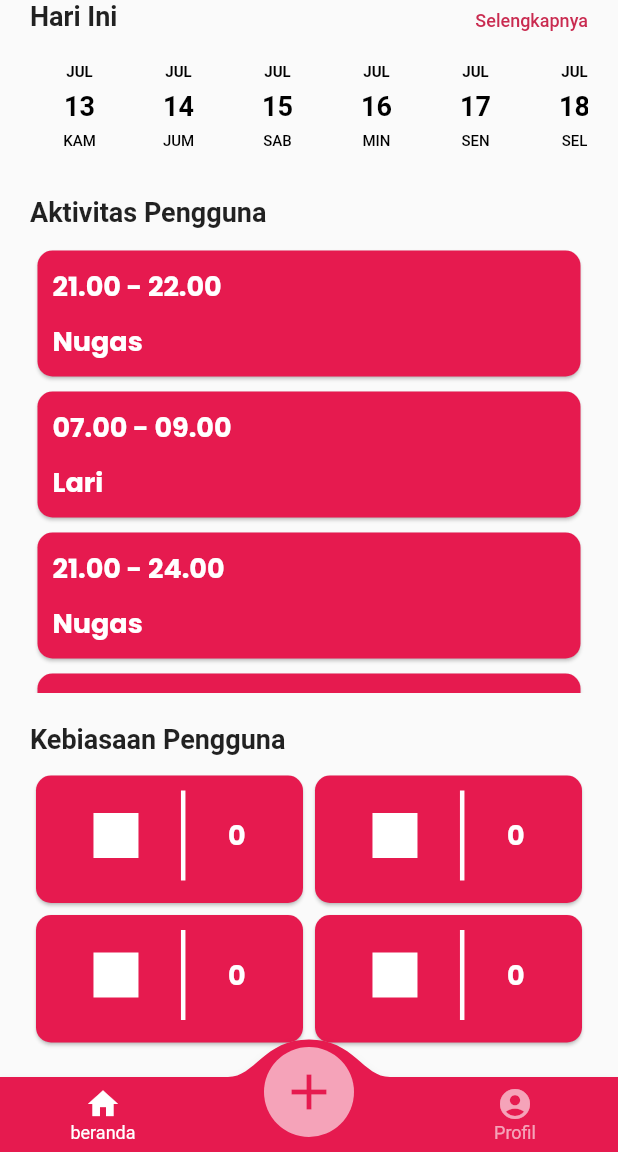
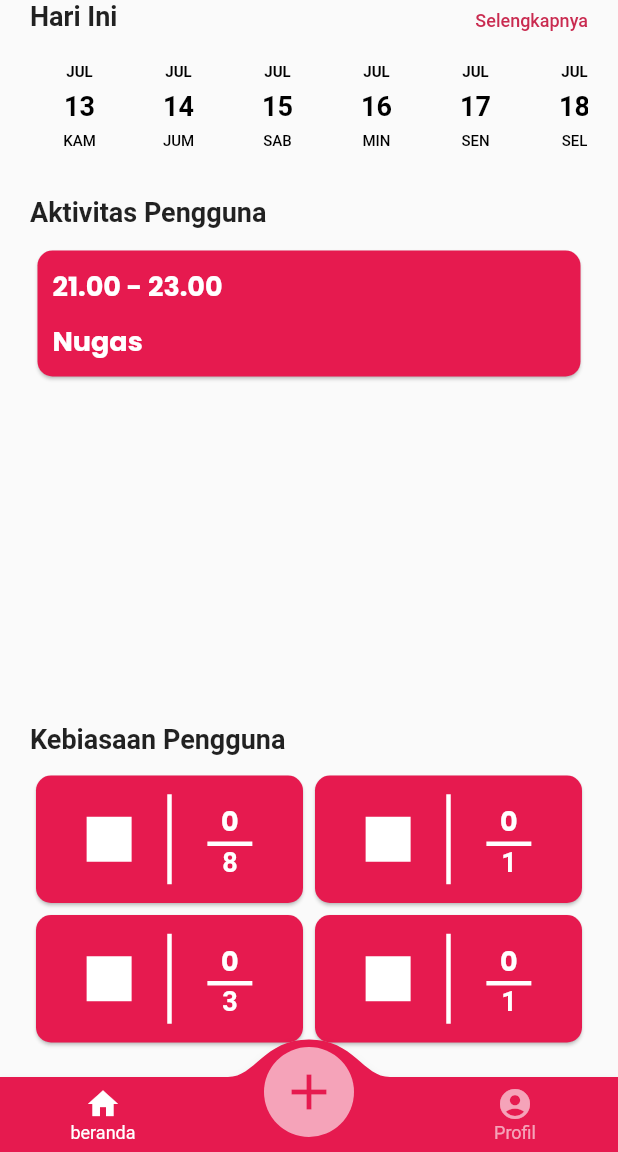
Before and after one commit to Fazaa0702/antara, a Flutter app: the screen it shows after launch, on a phone screen of 412 x 824 dp, the part 84-1236 px from its top. Run offline on Flutter 3.47's test engine with Material 2 defaults, Android fonts, the light colour scheme and no system bars; drawn by our look-alikes of convex_bottom_bar, date_picker_timeline; our stand-ins replace get, skeletons; missing offline and left inert: dart:html, day_night_time_picker; Roboto replaces fonts that are missing (Poppins).

Commit message:
'second commit'

```diff
--- /dev/null
+++ b/lib/app/controllers/activity_controller.dart
@@ -0,0 +1,26 @@
+import 'package:antara/models/activity_model.dart';
+import 'package:flutter/material.dart';
+import 'package:get/get.dart';
+
+class ActivityController extends GetxController{
+  var controllerNameActivity = TextEditingController();
+  var controllerTimeStart = TextEditingController();
+  var controllerTimeStop = TextEditingController();
+
+  var name = 'No Value';
+  var startTime = 'No Value';
+  var stopTime = 'No Value';
+
+  ActivityModel getActivity(){
+    return ActivityModel(
+        timeStart: controllerTimeStart.text,
+        timeStop: controllerTimeStop.text,
+        activity: controllerNameActivity.text,
+    );
+  }
+
+  void saveActivity(){
+    ActivityModel activityModel = getActivity();
+  }
+
+}
--- a/lib/models/activity_model.dart
+++ b/lib/models/activity_model.dart
@@ -1,17 +1,16 @@
 class ActivityModel{
-  String time;
+  String timeStart;
+  String timeStop;
   String activity;
 
   ActivityModel({
-    required this.time,
+    required this.timeStart,
+    required this.timeStop,
     required this.activity,
 });
+
 }
 
 var activityList = [
-  ActivityModel(time: '21.00 - 22.00', activity: 'Nugas'),
-  ActivityModel(time: '07.00 - 09.00', activity: 'Lari'),
-  ActivityModel(time: '21.00 - 24.00', activity: 'Nugas'),
-  ActivityModel(time: '21.00 - 23.00', activity: 'Makan'),
-  ActivityModel(time: '02.00 - 03.00', activity: 'Solat Malam'),
+  ActivityModel(timeStart: '21.00', timeStop: '23.00',activity: 'Nugas'),
 ];
--- a/lib/views/activity/main/add_activity.dart
+++ b/lib/views/activity/main/add_activity.dart
@@ -1,3 +1,4 @@
+import 'package:antara/app/controllers/activity_controller.dart';
 import 'package:antara/models/activity_model.dart';
 import 'package:flutter/material.dart';
 import 'package:get/get.dart';
@@ -10,7 +11,9 @@ import '../section/button_add_section.dart';
 
 
 class AddActivity extends StatelessWidget {
-  const AddActivity({Key? key}) : super(key: key);
+  AddActivity({Key? key}) : super(key: key);
+
+  final controllerActivity = Get.put(ActivityController());
 
   @override
   Widget build(BuildContext context) {
--- a/lib/views/activity/section/title_activity_section.dart
+++ b/lib/views/activity/section/title_activity_section.dart
@@ -1,12 +1,15 @@
+import 'package:antara/app/controllers/activity_controller.dart';
 import 'package:flutter/material.dart';
 import 'package:get/get.dart';
 
 import 'package:antara/models/activity_model.dart';
+import '../main/add_activity.dart';
 
 
 class TitleActivitySection extends StatelessWidget {
-  const TitleActivitySection({super.key});
+  TitleActivitySection({super.key});
 
+  final controllerActivity = Get.put(ActivityController());
 
   @override
   Widget build(BuildContext context) {
@@ -23,6 +26,7 @@ class TitleActivitySection extends StatelessWidget {
         ),
         const SizedBox(height: 10),
         TextFormField(
+          controller: controllerActivity.controllerNameActivity,
           textAlignVertical: TextAlignVertical.center,
           onChanged: (value){},
           style: const TextStyle(
--- a/lib/views/home/main/home_view.dart
+++ b/lib/views/home/main/home_view.dart
@@ -1,3 +1,4 @@
+import 'package:antara/app/controllers/habit_controller.dart';
 import 'package:convex_bottom_bar/convex_bottom_bar.dart';
 import 'package:flutter/material.dart';
 import 'package:get/get.dart';
@@ -5,8 +6,6 @@ import 'package:get/get.dart';
 import '../../home/section/home_section.dart';
 import '../../activity/main/add_activity.dart';
 import '../../../models/activity_model.dart';
-
-
 
 class HomeView extends StatefulWidget {
   const HomeView({super.key});
@@ -18,6 +17,7 @@ class HomeView extends StatefulWidget {
 class _HomeViewState extends State<HomeView> {
 
   int selectedIndex = 0;
+  final HabitController _habitController = Get.put(HabitController());
 
   final List<Widget> _list = [
     HomeScreen(),
@@ -28,6 +28,7 @@ class _HomeViewState extends State<HomeView> {
   void _onItemTapped(int index){
     setState(() {
       selectedIndex = index;
+      _habitController.reset();
     });
   }
   @override
--- a/lib/views/home/section/date_section.dart
+++ b/lib/views/home/section/date_section.dart
@@ -1,9 +1,15 @@
 import 'package:date_picker_timeline/date_picker_timeline.dart';
 import 'package:flutter/material.dart';
 import 'package:get/get.dart';
+import 'package:antara/app/controllers/habit_controller.dart';
 
 class DateSection extends StatelessWidget {
-  const DateSection({Key? key}) : super(key: key);
+  DateSection({super.key});
+
+
+  final HabitController _habitController = Get.put(HabitController());
+
+
 
   @override
   Widget build(BuildContext context) {
@@ -38,6 +44,9 @@ class DateSection extends StatelessWidget {
         deactivatedColor: Colors.white60,
         locale: "id_ID",
         daysCount: 31,
+        onDateChange: (selectedDate){
+          _habitController.reset();
+        },
       ),
     ) ;
   }
--- a/lib/views/home/section/habit_section.dart
+++ b/lib/views/home/section/habit_section.dart
@@ -23,7 +23,7 @@ class HabitSection extends StatelessWidget {
         ),
         children: [
           GestureDetector(
-            onTap: ()=>_controller.onItemTapped(),
+            onTap: ()=>_controller.onItemMinumTapped(),
             child: Card(
               shape: RoundedRectangleBorder(
                 borderRadius: BorderRadius.circular(10),
@@ -49,8 +49,11 @@ class HabitSection extends StatelessWidget {
                             width: 3,
                             color: Colors.white,
                           ),
+                          Column(
+                            mainAxisAlignment: MainAxisAlignment.center,
+                            children: [
                               Obx(() => Text(
-                            _controller.counter.toString(),
+                                _controller.minumCounter.toString(),
                                 style: const TextStyle(
                                     fontSize: 18.0,
                                     fontWeight: FontWeight.bold,
@@ -58,6 +61,21 @@ class HabitSection extends StatelessWidget {
                                     fontFamily: 'Poppins'
                                 ),
                               )
+                              ),
+                              Container(
+                                height: 3,
+                                width: 30,
+                                color: Colors.white,
+                              ),
+                              Text(
+                                '8',
+                                style: const TextStyle(
+                                  color: Colors.white,
+                                  fontSize: 18,
+                                  fontWeight: FontWeight.w600,
+                                ),
+                              ),
+                            ],
                           ),
                         ],
                       ),
@@ -68,7 +86,7 @@ class HabitSection extends StatelessWidget {
             ) ,
           ),
           GestureDetector(
-            onTap: ()=>_controller.onItemTapped(),
+            onTap: ()=>_controller.onItemTidurTapped(),
             child: Card(
               shape: RoundedRectangleBorder(
                 borderRadius: BorderRadius.circular(10),
@@ -94,8 +112,11 @@ class HabitSection extends StatelessWidget {
                             width: 3,
                             color: Colors.white,
                           ),
+                          Column(
+                            mainAxisAlignment: MainAxisAlignment.center,
+                            children: [
                               Obx(() => Text(
-                            _controller.counter.toString(),
+                                _controller.tidurCounter.toString(),
                                 style: const TextStyle(
                                     fontSize: 18.0,
                                     fontWeight: FontWeight.bold,
@@ -103,6 +124,21 @@ class HabitSection extends StatelessWidget {
                                     fontFamily: 'Poppins'
                                 ),
                               )
+                              ),
+                              Container(
+                                height: 3,
+                                width: 30,
+                                color: Colors.white,
+                              ),
+                              Text(
+                                '1',
+                                style: const TextStyle(
+                                  color: Colors.white,
+                                  fontSize: 18,
+                                  fontWeight: FontWeight.w600,
+                                ),
+                              ),
+                            ],
                           ),
                         ],
                       ),
@@ -113,7 +149,7 @@ class HabitSection extends StatelessWidget {
             ) ,
           ),
           GestureDetector(
-            onTap: ()=>_controller.onItemTapped(),
+            onTap: ()=>_controller.onItemMakanTapped(),
             child: Card(
               shape: RoundedRectangleBorder(
                 borderRadius: BorderRadius.circular(10),
@@ -139,8 +175,11 @@ class HabitSection extends StatelessWidget {
                             width: 3,
                             color: Colors.white,
                           ),
+                          Column(
+                            mainAxisAlignment: MainAxisAlignment.center,
+                            children: [
                               Obx(() => Text(
-                            _controller.counter.toString(),
+                                _controller.makanCounter.toString(),
                                 style: const TextStyle(
                                     fontSize: 18.0,
                                     fontWeight: FontWeight.bold,
@@ -148,6 +187,21 @@ class HabitSection extends StatelessWidget {
                                     fontFamily: 'Poppins'
                                 ),
                               )
+                              ),
+                              Container(
+                                height: 3,
+                                width: 30,
+                                color: Colors.white,
+                              ),
+                              Text(
+                                '3',
+                                style: const TextStyle(
+                                  color: Colors.white,
+                                  fontSize: 18,
+                                  fontWeight: FontWeight.w600,
+                                ),
+                              ),
+                            ],
                           ),
                         ],
                       ),
@@ -158,7 +212,7 @@ class HabitSection extends StatelessWidget {
             ) ,
           ),
           GestureDetector(
-            onTap: ()=>_controller.onItemTapped(),
+            onTap: ()=>_controller.onItemOlahragaTapped(),
             child: Card(
               shape: RoundedRectangleBorder(
                 borderRadius: BorderRadius.circular(10),
@@ -184,8 +238,11 @@ class HabitSection extends StatelessWidget {
                             width: 3,
                             color: Colors.white,
                           ),
+                          Column(
+                            mainAxisAlignment: MainAxisAlignment.center,
+                            children: [
                               Obx(() => Text(
-                            _controller.counter.toString(),
+                                _controller.olahragaCounter.toString(),
                                 style: const TextStyle(
                                     fontSize: 18.0,
                                     fontWeight: FontWeight.bold,
@@ -193,6 +250,21 @@ class HabitSection extends StatelessWidget {
                                     fontFamily: 'Poppins'
                                 ),
                               )
+                              ),
+                              Container(
+                                height: 3,
+                                width: 30,
+                                color: Colors.white,
+                              ),
+                              Text(
+                                '1',
+                                style: const TextStyle(
+                                  color: Colors.white,
+                                  fontSize: 18,
+                                  fontWeight: FontWeight.w600,
+                                ),
+                              ),
+                            ],
                           ),
                         ],
                       ),
--- a/lib/views/home/section/home_section.dart
+++ b/lib/views/home/section/home_section.dart
@@ -32,7 +32,7 @@ class HomeScreen extends StatelessWidget {
           child: Column(
             children: [
               const TodayTitleSection(),
-              const DateSection(),
+              DateSection(),
               const TaskTitleSection(),
               TaskSection(),
               const HabitTitleSection(),
--- a/lib/views/home/section/task_section.dart
+++ b/lib/views/home/section/task_section.dart
@@ -1,3 +1,4 @@
+import 'package:antara/app/controllers/activity_controller.dart';
 import 'package:antara/models/activity_model.dart';
 import 'package:flutter/material.dart';
 import 'package:get/get.dart';
@@ -5,6 +6,8 @@ import 'package:get/get.dart';
 class TaskSection extends StatelessWidget {
 
   TaskSection({super.key});
+
+  final ActivityController controller = Get.put(ActivityController());
 
   double height = Get.height;
   double width = Get.width;
@@ -48,7 +51,7 @@ class TaskSection extends StatelessWidget {
                 mainAxisSize: MainAxisSize.min,
                 children: <Widget>[
                   Text(
-                    activity.time,
+                    '${activity.timeStart} - ${activity.timeStop}',
                     style: const TextStyle(
                         fontSize: 18.0,
                         fontWeight: FontWeight.bold,
--- a/pubspec.yaml
+++ b/pubspec.yaml
@@ -69,6 +69,10 @@ flutter:
   # To add assets to your application, add an assets section, like this:
   assets:
     - assets/images/logo.png
+    - assets/images/makan.png
+    - assets/images/minum.png
+    - assets/images/tidur.png
+    - assets/images/olahraga.png
   #   - images/a_dot_ham.jpeg
 
   # An image asset can refer to one or more resolution-specific "variants", see
```
Also changed, not shown: lib/app/controllers/habit_controller.dart (+42 -4 lines), lib/views/activity/section/button_add_section.dart (+6 -2 lines), lib/views/activity/section/time_start_section.dart (+10 -2 lines), lib/views/activity/section/time_stop_section.dart (+9 -1 lines). Lines whose indentation alone changed are shown as unchanged.
